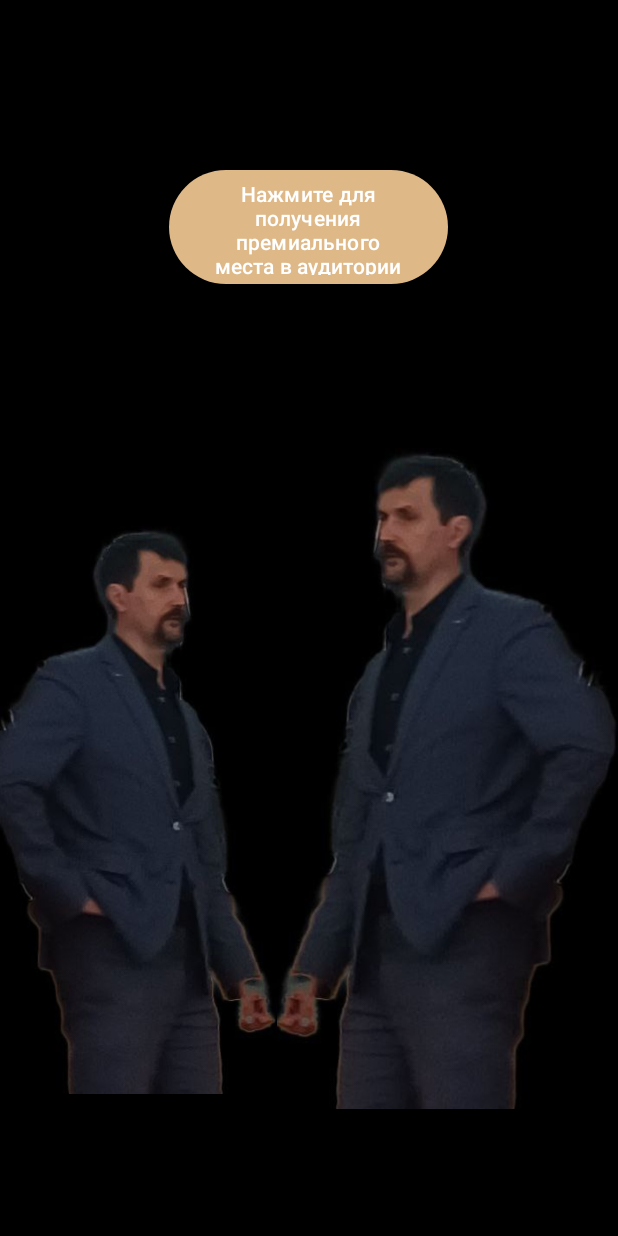
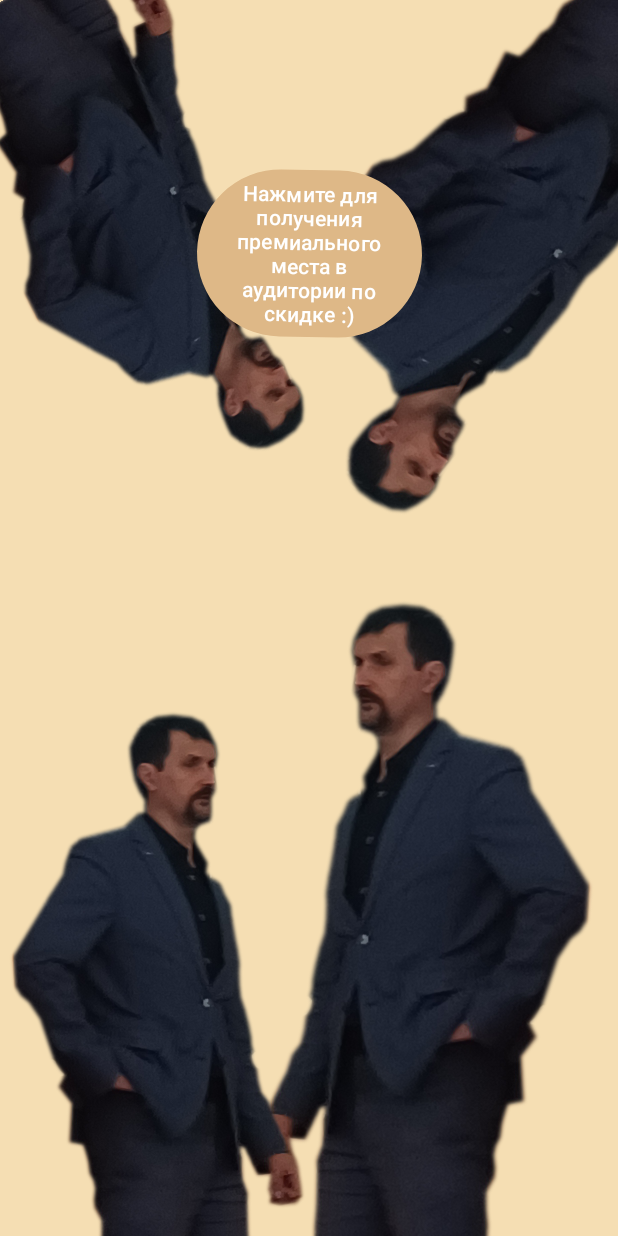
Before and after one commit to DaFerstDi/STU-Economy, an Android app: the gamestart screen opened directly, with no data from a screen before it, on a phone screen of 412 x 824 dp. Run offline under Robolectric (Android 15) with nearby library versions, the phone set to English and light mode, and no system bars; Roboto replaces fonts that are not available here.

Commit message:
09.11.2023 21:01

```diff
--- a/app/src/main/java/com/bpi_111/stu_economy/MainActivity.java
+++ b/app/src/main/java/com/bpi_111/stu_economy/MainActivity.java
@@ -42,6 +42,11 @@ public class MainActivity extends AppCompatActivity {
         startActivity(intent);
     }
 
+    public void goNG(View v) {
+        Intent intent = new Intent(this, gamestart.class);
+        startActivity(intent);
+    }
+
     @Override public void onBackPressed() {
         AlertDialog.Builder builder = new AlertDialog.Builder(MainActivity.this);
         builder.setTitle(R.string.exit_ask)
--- a/app/src/main/res/layout/activity_gamestart.xml
+++ b/app/src/main/res/layout/activity_gamestart.xml
@@ -4,36 +4,61 @@
     xmlns:tools="http://schemas.android.com/tools"
     android:layout_width="match_parent"
     android:layout_height="match_parent"
-    android:background="@color/black"
+    android:background="@color/bg"
     tools:context=".gamestart">
+
+    <ImageView
+        android:id="@+id/imageView12"
+        android:layout_width="186dp"
+        android:layout_height="558dp"
+        android:layout_marginTop="-130dp"
+        android:rotation="150"
+        app:layout_constraintStart_toStartOf="parent"
+        app:layout_constraintTop_toTopOf="parent"
+        app:srcCompat="@drawable/pochemu" />
 
     <ImageView
         android:id="@+id/imageView10"
         android:layout_width="230dp"
         android:layout_height="575dp"
-        android:layout_marginTop="231dp"
+        android:layout_marginEnd="16dp"
+        android:layout_marginBottom="-80dp"
+        app:layout_constraintBottom_toBottomOf="parent"
         app:layout_constraintEnd_toEndOf="parent"
-        app:layout_constraintTop_toTopOf="parent"
         app:srcCompat="@drawable/pochemu" />
 
     <ImageView
         android:id="@+id/imageView11"
         android:layout_width="198dp"
         android:layout_height="448dp"
-        android:layout_marginTop="316dp"
-        android:layout_marginEnd="228dp"
+        android:layout_marginStart="6dp"
+        android:layout_marginBottom="-60dp"
         android:rotationY="180"
+        app:layout_constraintBottom_toBottomOf="parent"
+        app:layout_constraintStart_toStartOf="parent"
+        app:srcCompat="@drawable/pochemu" />
+
+    <ImageView
+        android:id="@+id/imageView13"
+        android:layout_width="250dp"
+        android:layout_height="397dp"
+        android:layout_marginTop="-40dp"
+        android:layout_marginEnd="-50dp"
+        android:rotation="-150"
         app:layout_constraintEnd_toEndOf="parent"
         app:layout_constraintTop_toTopOf="parent"
         app:srcCompat="@drawable/pochemu" />
 
     <Button
         android:id="@+id/button6"
-        android:layout_width="186dp"
-        android:layout_height="84dp"
+        android:layout_width="150sp"
+        android:layout_height="wrap_content"
         android:layout_marginTop="109dp"
-        android:layout_marginEnd="113dp"
+        android:onClick="sPIN"
+        android:rotation="1"
         android:text="@string/pochemu"
         app:layout_constraintEnd_toEndOf="parent"
+        app:layout_constraintStart_toStartOf="parent"
         app:layout_constraintTop_toTopOf="parent" />
+
 </androidx.constraintlayout.widget.ConstraintLayout>
--- a/app/src/main/res/values/strings.xml
+++ b/app/src/main/res/values/strings.xml
@@ -1,6 +1,6 @@
 <resources>
     <string name="app_name">STU-Economy</string>
-    <string name="app_version">Beta</string>
+    <string name="app_version">Специальная Beta (не для показа)</string>
     <string name="name">МОНОПОЛИЯ</string>
     <string name="newgame">Новая игра</string>
     <string name="continuegame">Продолжить игру</string>
```
Also changed, not shown: app/src/main/java/com/bpi_111/stu_economy/gamestart.java (+27 -0 lines), app/src/main/res/layout/activity_main.xml (+11 -0 lines), app/src/main/res/drawable/pochemu.png.
